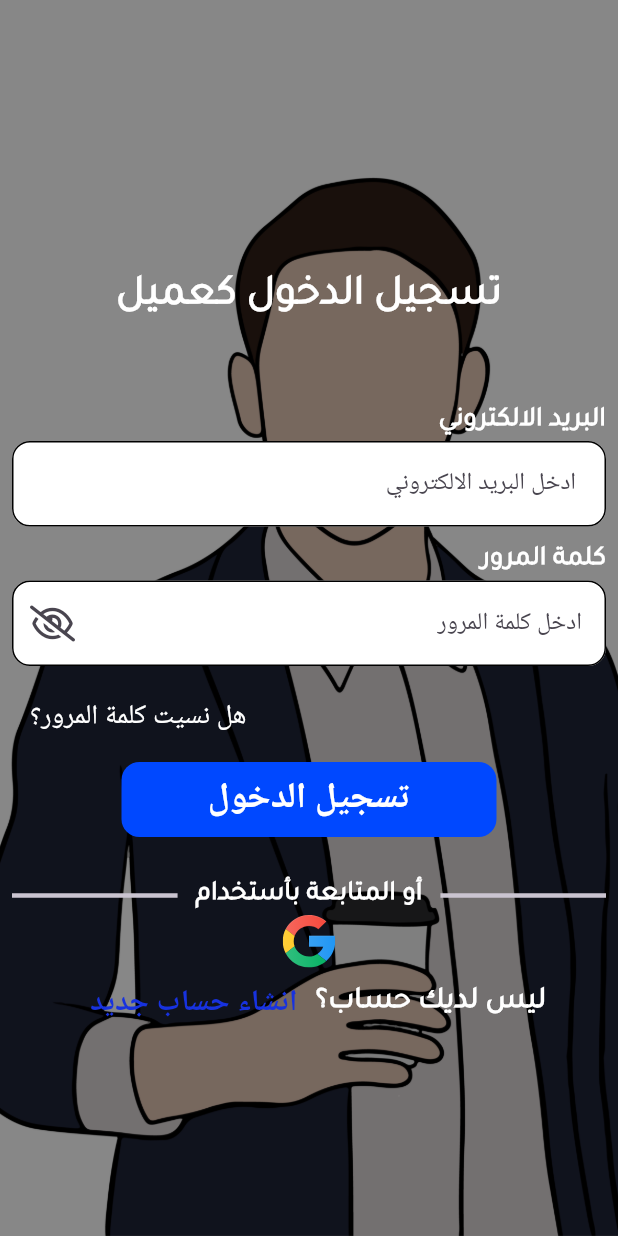
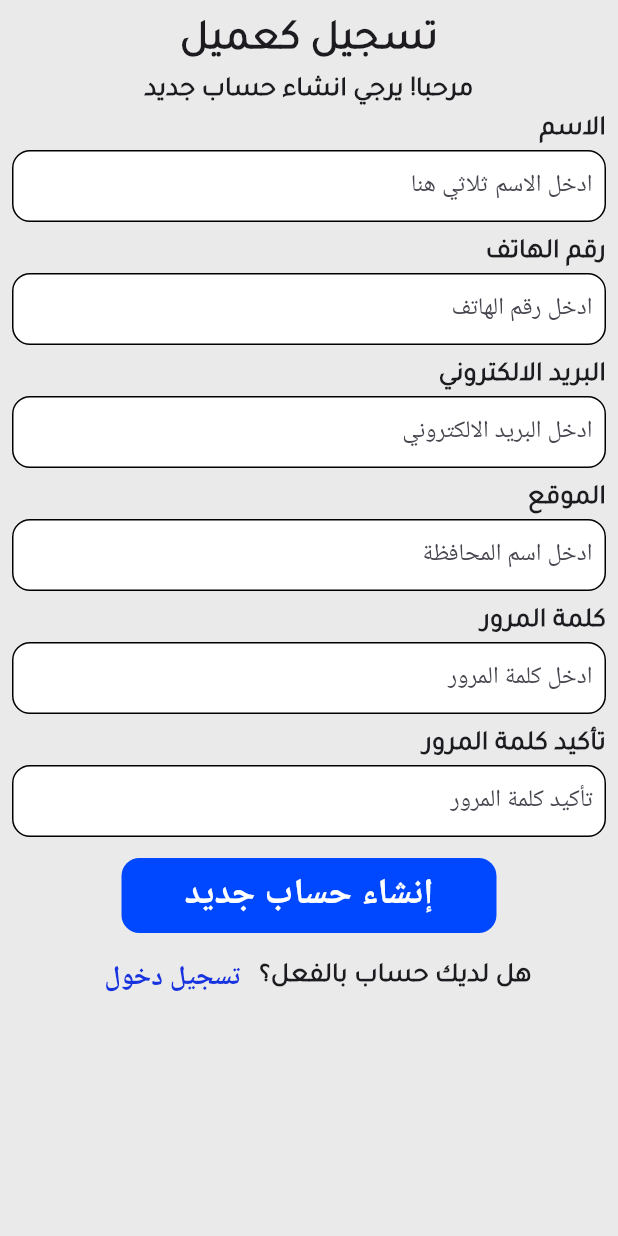
Before and after one commit to KaremTharwat/Herfa_project, a Flutter app: the screen it shows after launch, on a phone screen of 412 x 824 dp. Run offline on Flutter 3.47's test engine with Material 3 defaults, Android fonts, the phone set to English and light mode, and no system bars; our stand-ins replace firebase_core, flutter_svg, font_awesome_flutter; accounts and stored records are empty.

Commit message:
create sign up screen

```diff
--- a/lib/constans.dart
+++ b/lib/constans.dart
@@ -1,10 +1,11 @@
 import 'package:flutter/material.dart';
 
 class ColorsApp {
-  static const Color primaryColor = Color(0xffDC985C);
+  static const Color primaryColorAppbarAndCard = Color(0xffDC985C);
   static const Color buttonsColor = Color(0xff0048FF);
   static const Color textColorblack = Colors.black;
   static const Color textColorWhite = Colors.white;
+  static const Color backgroundcolorScreen = Color(0xffEAEAEA);
 }
 
 class ImagesPathApp {
--- a/lib/main.dart
+++ b/lib/main.dart
@@ -1,12 +1,14 @@
 import 'package:firebase_core/firebase_core.dart';
 import 'package:flutter/material.dart';
+import 'package:herfa/constans.dart';
 import 'package:herfa/firebase_options.dart';
 import 'package:herfa/general_signup.dart';
 import 'package:herfa/presentation/views/user/Auth/user_login.dart';
+import 'package:herfa/presentation/views/user/Auth/user_signup.dart';
 import 'package:herfa/presentation/views/user/home_screen.dart';
 
-void main()async {
-   WidgetsFlutterBinding.ensureInitialized();
+void main() async {
+  WidgetsFlutterBinding.ensureInitialized();
   await Firebase.initializeApp(
     options: DefaultFirebaseOptions.currentPlatform,
   );
@@ -20,13 +22,15 @@ class MyApp extends StatelessWidget {
   Widget build(BuildContext context) {
     return MaterialApp(
       debugShowCheckedModeBanner: false,
-      home: Directionality(
-        textDirection: TextDirection.rtl,
-        child: UserLogin()
-      ),
+      theme:
+          ThemeData(scaffoldBackgroundColor: ColorsApp.backgroundcolorScreen),
+      home:
+          Directionality(textDirection: TextDirection.rtl, child: UserSignup()),
       routes: {
-        GeneralSignup.generalSignup : (context)=>GeneralSignup(),
-        HomeScreen.homeScreen : (context)=>HomeScreen(),
+        GeneralSignup.generalSignup: (context) => GeneralSignup(),
+        HomeScreen.homeScreen: (context) => HomeScreen(),
+        UserSignup.userSignup: (context) => UserSignup(),
+        UserLogin.userLogin: (context) => UserLogin(),
       },
     );
   }
--- a/lib/presentation/views/onboarding/onboarding1.dart
+++ b/lib/presentation/views/onboarding/onboarding1.dart
@@ -20,7 +20,7 @@ class Onboarding1 extends StatelessWidget {
           child: Container(
             width: MediaQuery.of(context).size.width,
             decoration: BoxDecoration(
-                color: ColorsApp.primaryColor,
+                color: ColorsApp.primaryColorAppbarAndCard,
                 borderRadius: BorderRadius.only(
                     topLeft: Radius.circular(12),
                     topRight: Radius.circular(12))),
--- a/lib/presentation/views/onboarding/onboarding2.dart
+++ b/lib/presentation/views/onboarding/onboarding2.dart
@@ -20,7 +20,7 @@ class Onboarding2 extends StatelessWidget {
               child: Container(
                 width: MediaQuery.of(context).size.width,
                 decoration: BoxDecoration(
-                    color: ColorsApp.primaryColor,
+                    color: ColorsApp.primaryColorAppbarAndCard,
                     borderRadius: BorderRadius.only(
                         topLeft: Radius.circular(12),
                         topRight: Radius.circular(12))),
--- a/lib/presentation/views/onboarding/onboarding3.dart
+++ b/lib/presentation/views/onboarding/onboarding3.dart
@@ -19,7 +19,7 @@ class Onboarding3 extends StatelessWidget {
               child: Container(
                 width: MediaQuery.of(context).size.width,
                 decoration: BoxDecoration(
-                    color: ColorsApp.primaryColor,
+                    color: ColorsApp.primaryColorAppbarAndCard,
                     borderRadius: BorderRadius.only(
                         topLeft: Radius.circular(12),
                         topRight: Radius.circular(12))),
--- a/lib/presentation/views/splash_screen.dart
+++ b/lib/presentation/views/splash_screen.dart
@@ -22,7 +22,7 @@ class _SplashScreenState extends State<SplashScreen> {
   @override
   Widget build(BuildContext context) {
     return Scaffold(
-      backgroundColor: ColorsApp.primaryColor,
+      backgroundColor: ColorsApp.primaryColorAppbarAndCard,
       body: Center(
         child: Column(
           mainAxisAlignment: MainAxisAlignment.center,
--- a/lib/presentation/views/user/Auth/user_login.dart
+++ b/lib/presentation/views/user/Auth/user_login.dart
@@ -2,6 +2,7 @@ import 'package:flutter/material.dart';
 import 'package:flutter_svg/flutter_svg.dart';
 import 'package:font_awesome_flutter/font_awesome_flutter.dart';
 import 'package:herfa/constans.dart';
+import 'package:herfa/presentation/views/user/Auth/user_signup.dart';
 import 'package:herfa/presentation/widgets/custom_button.dart';
 import 'package:herfa/presentation/widgets/custom_row_divider.dart';
 import 'package:herfa/presentation/widgets/custom_text.dart';
@@ -9,7 +10,7 @@ import 'package:herfa/presentation/widgets/custom_textformfield.dart';
 
 class UserLogin extends StatefulWidget {
   const UserLogin({super.key});
-
+    static const userLogin = "/userLogin";
   @override
   State<UserLogin> createState() => _UserLoginState();
 }
@@ -59,7 +60,7 @@ class _UserLoginState extends State<UserLogin> {
                       if (text!.isEmpty) {
                         return "الرجاء ادخال البريد الالكتروني ";
                       } else if (!RegExp(
-                              r'^[a-zA-Z0-9._%+-]+@[g-m-a-i.l]+\.[a-zA-Z]{2,}$')
+                              r'^[a-zA-Z0-9._%+-]+@[g-m-a-i.l]+\.[c-o-m]{2,}$')
                           .hasMatch(text)) {
                         return "الرجاء ادخال البريد الالكتروني بشكل صحيح";
                       }
@@ -78,6 +79,8 @@ class _UserLoginState extends State<UserLogin> {
                     validator: (text) {
                       if (text!.isEmpty) {
                         return "الرجاء ادخال كلمة المرور ";
+                      } else if (text.length < 6) {
+                        return "كلمة المرور يجب ان تكون اكثر من 6 احرف";
                       }
                       return null;
                     },
@@ -132,7 +135,9 @@ class _UserLoginState extends State<UserLogin> {
                         color: Colors.white,
                       ),
                       TextButton(
-                          onPressed: () {},
+                          onPressed: () {
+                            Navigator.pushNamed(context, UserSignup.userSignup);
+                          },
                           child: Text(
                             "انشاء حساب جديد",
                             style: TextStyle(
--- /dev/null
+++ b/lib/presentation/views/user/Auth/user_signup.dart
@@ -0,0 +1,98 @@
+import 'package:flutter/material.dart';
+import 'package:herfa/presentation/views/user/Auth/user_login.dart';
+import 'package:herfa/presentation/widgets/custom_button.dart';
+import 'package:herfa/presentation/widgets/custom_text.dart';
+import 'package:herfa/presentation/widgets/custom_textformfield.dart';
+
+class UserSignup extends StatelessWidget {
+  const UserSignup({super.key});
+  static const userSignup = "/user-signup";
+  @override
+  Widget build(BuildContext context) {
+    return Scaffold(
+      body: SafeArea(
+        child: Padding(
+          padding: const EdgeInsets.all(8.0),
+          child: SingleChildScrollView(
+            child: Column(
+              children: [
+                CustomText(text: "تسجيل كعميل", fontSize: 28),
+                CustomText(text: "مرحبا! يرجي انشاء حساب جديد", fontSize: 18),
+                Align(
+                  alignment: Alignment.centerRight,
+                  child: CustomText(
+                    text: "الاسم",
+                    fontSize: 18,
+                  ),
+                ),
+                CustomTextFormField(hintText: "ادخل الاسم ثلاثي هنا "),
+                Align(
+                  alignment: Alignment.centerRight,
+                  child: CustomText(
+                    text: "رقم الهاتف",
+                    fontSize: 18,
+                  ),
+                ),
+                CustomTextFormField(hintText: "ادخل رقم الهاتف "),
+                Align(
+                  alignment: Alignment.centerRight,
+                  child: CustomText(
+                    text: "البريد الالكتروني",
+                    fontSize: 18,
+                  ),
+                ),
+                CustomTextFormField(hintText: "ادخل البريد الالكتروني "),
+                Align(
+                  alignment: Alignment.centerRight,
+                  child: CustomText(
+                    text: "الموقع",
+                    fontSize: 18,
+                  ),
+                ),
+                CustomTextFormField(hintText: "ادخل اسم المحافظة "),
+                Align(
+                  alignment: Alignment.centerRight,
+                  child: CustomText(
+                    text: "كلمة المرور",
+                    fontSize: 18,
+                  ),
+                ),
+                CustomTextFormField(hintText: "ادخل كلمة المرور "),
+                Align(
+                  alignment: Alignment.centerRight,
+                  child: CustomText(
+                    text: "تأكيد كلمة المرور",
+                    fontSize: 18,
+                  ),
+                ),
+                CustomTextFormField(hintText: "تأكيد كلمة المرور"),
+                CustomButton(text: "إنشاء حساب جديد"),
+                Row(
+                  mainAxisAlignment: MainAxisAlignment.center,
+                  children: [
+                    CustomText(
+                      text: "هل لديك حساب بالفعل؟",
+                      fontSize: 18,
+                    ),
+                    TextButton(
+                      onPressed: () {
+                        Navigator.pushNamed(context, UserLogin.userLogin);
+                      },
+                      child: Text(
+                        "تسجيل دخول",
+                        style: TextStyle(
+                            color: Color(0xff1732DF),
+                            fontWeight: FontWeight.bold,
+                            fontSize: 18),
+                      ),
+                    )
+                  ],
+                )
+              ],
+            ),
+          ),
+        ),
+      ),
+    );
+  }
+}
--- a/lib/presentation/widgets/custom_textformfield.dart
+++ b/lib/presentation/widgets/custom_textformfield.dart
@@ -5,7 +5,9 @@ class CustomTextFormField extends StatelessWidget {
   const CustomTextFormField({
     super.key,
     required this.hintText,
-    this.obscureText = false, this.validator, this.iconButton,
+    this.obscureText = false,
+    this.validator,
+    this.iconButton,
   });
   final String hintText;
   final IconButton? iconButton;
@@ -14,11 +16,12 @@ class CustomTextFormField extends StatelessWidget {
   @override
   Widget build(BuildContext context) {
     return Padding(
-      padding: const EdgeInsets.only(bottom: 10),
+      padding: const EdgeInsets.only(bottom: 8),
       child: TextFormField(
-        validator:validator ,
+        validator: validator,
         obscureText: obscureText,
         decoration: InputDecoration(
+            contentPadding: EdgeInsets.symmetric(vertical: 10, horizontal: 5),
             filled: true,
             fillColor: Colors.white,
             hintText: hintText,
```
Also changed, not shown: 4 other files.
